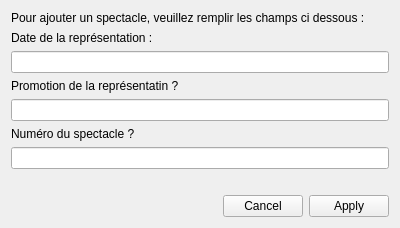
This is gui/Gest_Rep_add.ui in BennyBellier/Theatre-CEDB-Project as Qt 5 draws it before an edit. The edited form follows.
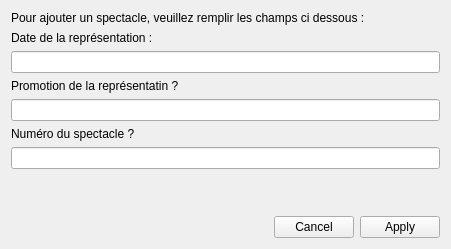
This is the edited form.

```diff
--- a/gui/Gest_Rep_add.ui
+++ b/gui/Gest_Rep_add.ui
@@ -6,8 +6,8 @@
    <rect>
     <x>0</x>
     <y>0</y>
-    <width>400</width>
-    <height>214</height>
+    <width>451</width>
+    <height>249</height>
    </rect>
   </property>
   <property name="windowTitle">
@@ -58,11 +58,17 @@
     <widget class="QLineEdit" name="lineEdit_num"/>
    </item>
    <item>
-    <widget class="QLabel" name="label_res">
-     <property name="text">
-      <string/>
+    <spacer name="verticalSpacer">
+     <property name="orientation">
+      <enum>Qt::Vertical</enum>
      </property>
-    </widget>
+     <property name="sizeHint" stdset="0">
+      <size>
+       <width>20</width>
+       <height>40</height>
+      </size>
+     </property>
+    </spacer>
    </item>
    <item>
     <widget class="QDialogButtonBox" name="buttonBox">
```
Left out of the diff: 1 changed line with no effect on the pictures.
